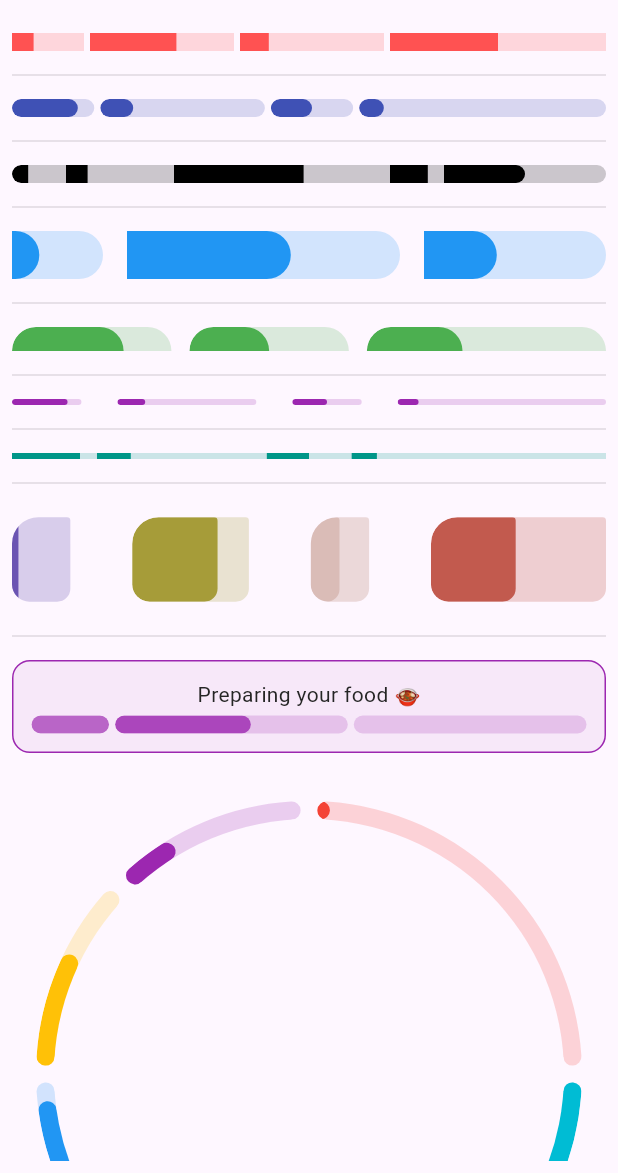
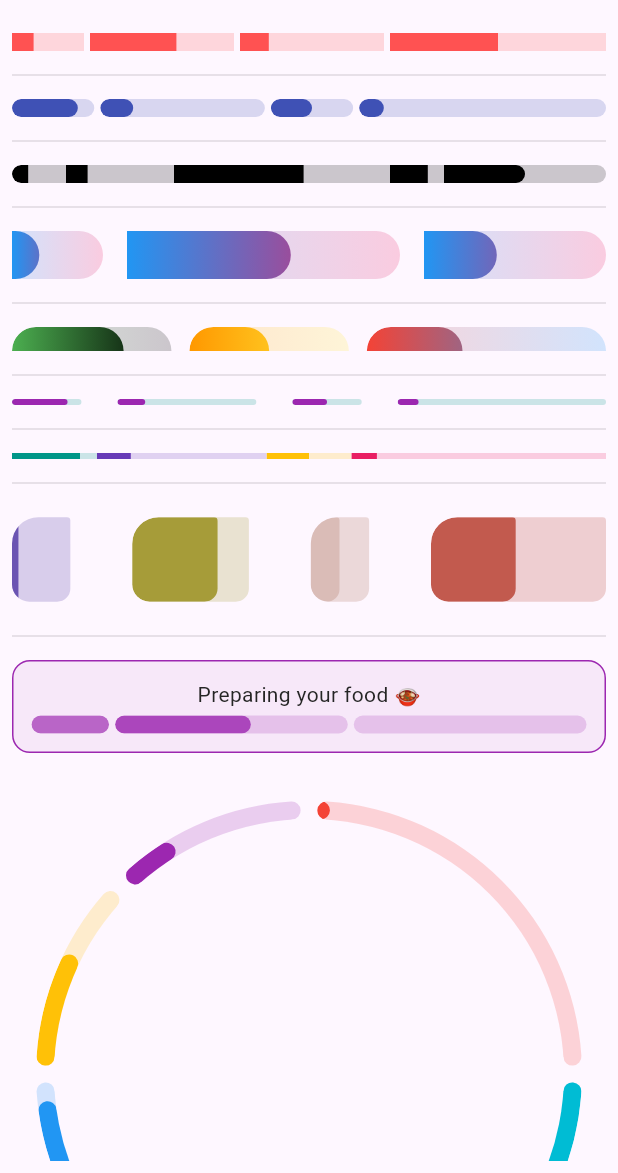
Before and after one commit to ashishbeck/segmented_progress_bar, a Flutter app: the screen it shows after launch, on a phone screen of 412 x 824 dp, the part 63-1236 px from its top. Run offline on Flutter 3.47's test engine with Material 2 defaults, Android fonts, the phone set to English and light mode, and no system bars.

Commit message:
Added different colors and gradients to examples

```diff
--- a/example/lib/main.dart
+++ b/example/lib/main.dart
@@ -185,7 +185,8 @@ class _MyHomePageState extends State<MyHomePage> {
               SegmentedProgressBar(
                 segments: const [1, 3, 2],
                 values: const [0.3, 0.6, 0.4],
-                color: Colors.blue,
+                gradient:
+                    const LinearGradient(colors: [Colors.blue, Colors.pink]),
                 thickness: 32,
                 spacing: 16,
                 radius:
@@ -195,7 +196,11 @@ class _MyHomePageState extends State<MyHomePage> {
               SegmentedProgressBar(
                 segments: const [2, 2, 3],
                 values: const [0.7, 0.5, 0.4],
-                color: Colors.green,
+                gradients: const [
+                  LinearGradient(colors: [Colors.green, Colors.black]),
+                  LinearGradient(colors: [Colors.orange, Colors.yellow]),
+                  LinearGradient(colors: [Colors.red, Colors.blue]),
+                ],
                 thickness: 16,
                 spacing: 12,
                 radius: const BorderRadius.only(
@@ -208,6 +213,7 @@ class _MyHomePageState extends State<MyHomePage> {
                 segments: const [1, 2, 1, 3],
                 values: const [0.8, 0.2, 0.5, 0.1],
                 color: Colors.purple,
+                backgroundColor: Colors.teal,
                 thickness: 4,
                 spacing: 24,
               ),
@@ -215,7 +221,12 @@ class _MyHomePageState extends State<MyHomePage> {
               SegmentedProgressBar(
                 segments: const [1, 2, 1, 3],
                 values: const [0.8, 0.2, 0.5, 0.1],
-                color: Colors.teal,
+                colors: const [
+                  Colors.teal,
+                  Colors.deepPurple,
+                  Colors.amber,
+                  Colors.pink,
+                ],
                 thickness: 4,
                 spacing: 0,
                 radius: BorderRadius.zero,
```
Also changed, not shown: doc/4.png, doc/5.png, doc/6.png, doc/7.png, 1 other file.
